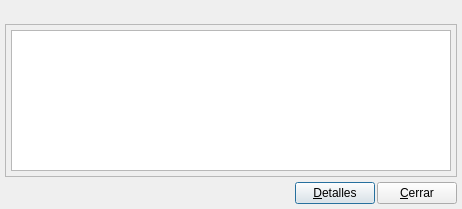
Old version of the form bulmages/bulmalib/msgerrorbase.ui in the repository eboladev/Bulmages-1.
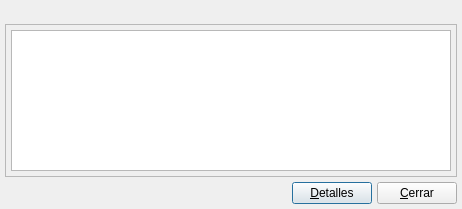
New version of the form.

Patch:
```diff
--- a/bulmages/bulmalib/msgerrorbase.ui
+++ b/bulmages/bulmalib/msgerrorbase.ui
@@ -72,7 +72,7 @@
       <number>0</number>
      </property>
      <property name="spacing" >
-      <number>2</number>
+      <number>5</number>
      </property>
      <item>
       <spacer>
```
Left out of the diff: 11 changed lines with no effect on the pictures.
